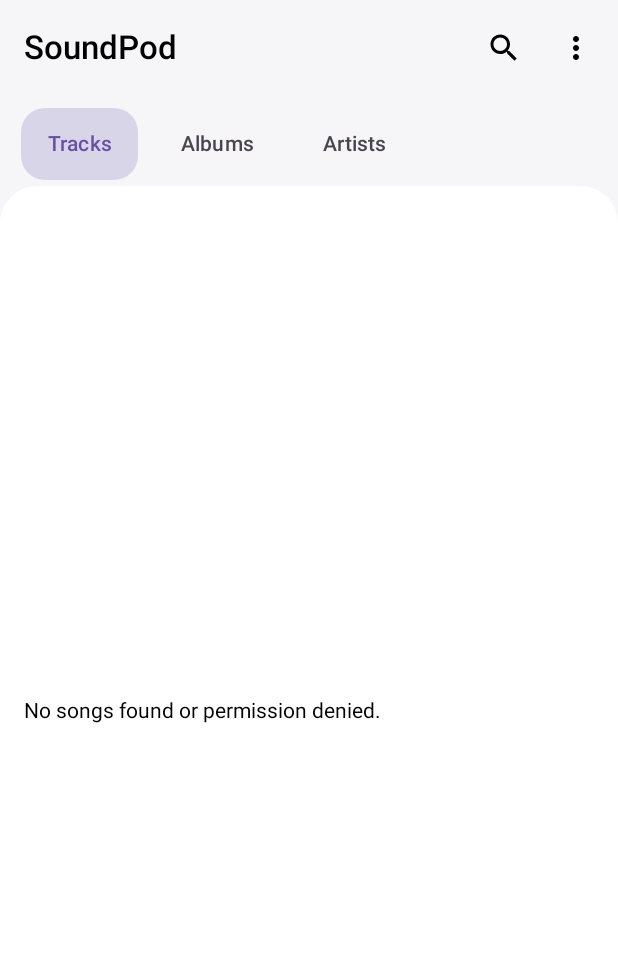
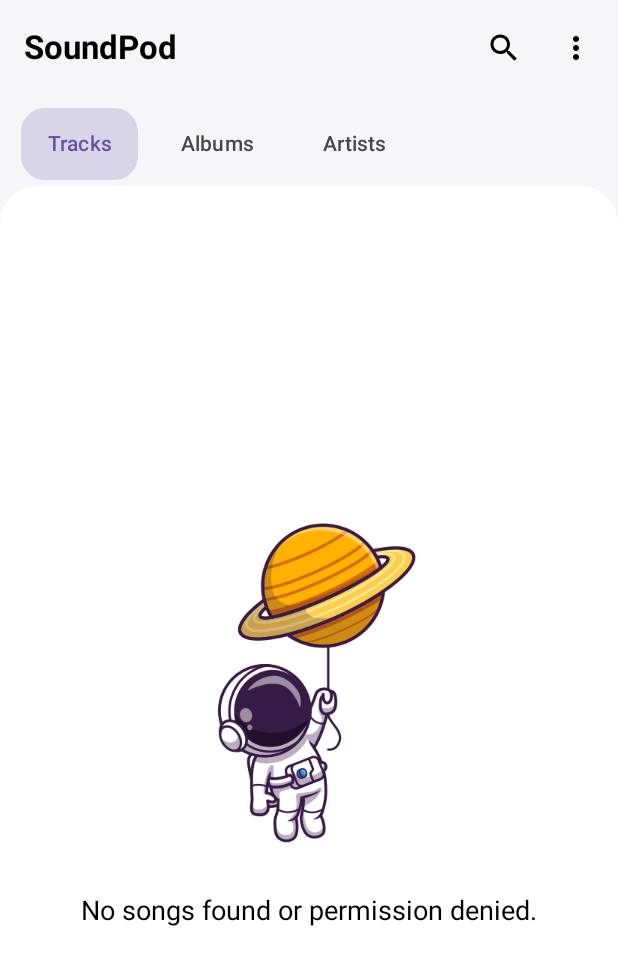
Before and after one commit to arunnechully/SoundPod, an Android app built with Jetpack Compose: the screen it shows after launch (MainActivity), on a phone screen of 412 x 824 dp. Shown: the top 965 px of the screen. Run offline under Robolectric (Android 15) with nearby library versions, the phone set to English and light mode, and no system bars; 4 statements that could not run were skipped.

Commit message:
v1.0.0 ui improvements

```diff
--- a/app/src/main/java/com/soundpod/music/MainActivity.kt
+++ b/app/src/main/java/com/soundpod/music/MainActivity.kt
@@ -15,46 +15,35 @@ import com.google.common.util.concurrent.ListenableFuture
 import com.google.common.util.concurrent.MoreExecutors
 import com.soundpod.music.player.PlaybackService
 import com.soundpod.music.ui.screens.MainNavigation
-
-// Helper object to hold the MediaController instance, making it accessible to Compose.
-// The 'by mutableStateOf' makes it observable, triggering UI recomposition on change.
 object MediaControllerHolder {
     var controller: MediaController? by mutableStateOf(null)
 }
 
 class MainActivity : ComponentActivity() {
-
-    // Future object to manage the asynchronous connection to the MediaSessionService
     private lateinit var controllerFuture: ListenableFuture<MediaController>
 
     override fun onCreate(savedInstanceState: Bundle?) {
         super.onCreate(savedInstanceState)
         enableEdgeToEdge()
 
-        // 1. Create a ComponentName pointing to your MediaSessionService
         val serviceComponentName = ComponentName(this, PlaybackService::class.java)
 
-        // 2. Create the SessionToken using Context and ComponentName (Fixes the constructor error)
         val sessionToken = SessionToken(this, serviceComponentName)
 
-        // 3. Start the asynchronous connection process to the service
         controllerFuture = MediaController.Builder(this, sessionToken).buildAsync()
 
-        // 4. Set a listener to update the global controller state when the connection is established
         controllerFuture.addListener({
-            // Get the successfully connected controller and store it in the observable holder
             MediaControllerHolder.controller = controllerFuture.get()
         }, MoreExecutors.directExecutor())
 
         setContent {
             MainNavigation()
 
-            // 5. Cleanup: Use DisposableEffect to release resources when the activity is destroyed
             DisposableEffect(Unit) {
                 onDispose {
-                    // Release the MediaController connection
+
                     MediaController.releaseFuture(controllerFuture)
-                    MediaControllerHolder.controller = null // Clear the observable reference
+                    MediaControllerHolder.controller = null
                 }
             }
         }
--- /dev/null
+++ b/app/src/main/java/com/soundpod/music/ui/components/ErrorMessage.kt
@@ -0,0 +1,50 @@
+package com.soundpod.music.ui.components
+
+import android.graphics.BitmapFactory
+import androidx.compose.foundation.Image
+import androidx.compose.foundation.isSystemInDarkTheme
+import androidx.compose.foundation.layout.*
+import androidx.compose.material3.Text
+import androidx.compose.runtime.Composable
+import androidx.compose.ui.Alignment
+import androidx.compose.ui.Modifier
+import androidx.compose.ui.graphics.Color
+import androidx.compose.ui.graphics.asImageBitmap
+import androidx.compose.ui.platform.LocalContext
+import androidx.compose.ui.unit.dp
+import androidx.compose.ui.unit.sp
+
+@Composable
+fun ErrorMessage() {
+    val context = LocalContext.current
+
+    // Load bitmap from assets
+    val bitmap = context.assets.open("img/a1.webp").use { inputStream ->
+        BitmapFactory.decodeStream(inputStream)
+    }
+    val isDarkTheme = isSystemInDarkTheme()
+    val text = if (isDarkTheme) Color.White else Color.Black
+
+    Column(
+        modifier = Modifier
+            .fillMaxSize()
+            .padding(16.dp),
+        verticalArrangement = Arrangement.Center,
+        horizontalAlignment = Alignment.CenterHorizontally
+    ) {
+        // Image from assets
+        Image(
+            bitmap = bitmap.asImageBitmap(),
+            contentDescription = "No songs found",
+            modifier = Modifier.size(250.dp) // adjust size as needed
+        )
+
+        Spacer(modifier = Modifier.height(16.dp))
+
+        Text(
+            text = "No songs found or permission denied.",
+            color = text,
+            fontSize = 18.sp
+        )
+    }
+}
--- a/app/src/main/java/com/soundpod/music/ui/components/MenuList.kt
+++ b/app/src/main/java/com/soundpod/music/ui/components/HorizontalTabs.kt
@@ -23,7 +23,9 @@ import androidx.compose.ui.unit.dp
 import kotlinx.coroutines.launch
 
 @Composable
-fun MusicTabs(pagerState: PagerState) {
+fun HorizontalTabs(
+    pagerState: PagerState
+) {
     val tabs = listOf("Tracks", "Albums", "Artists")
     val coroutineScope = rememberCoroutineScope()
     var selectedTabIndex by remember { mutableIntStateOf(0) }
--- a/app/src/main/java/com/soundpod/music/ui/components/SongItem.kt
+++ b/app/src/main/java/com/soundpod/music/ui/components/SongItem.kt
@@ -1,6 +1,5 @@
 package com.soundpod.music.ui.components
 
-import android.content.Context
 import androidx.compose.foundation.clickable
 import androidx.compose.foundation.isSystemInDarkTheme
 import androidx.compose.foundation.layout.Column
@@ -19,13 +18,10 @@ import com.soundpod.music.data.Song
 @Composable
 fun SongItem(
     song: Song,
-    songs: List<Song>,
-    context: Context
+    songs: List<Song>
 ) {
     val mediaController = MediaControllerHolder.controller
     val isDarkTheme = isSystemInDarkTheme()
-
-    // Observe currently playing item
     var currentMediaId by remember { mutableStateOf<String?>(null) }
 
     LaunchedEffect(mediaController) {
--- a/app/src/main/java/com/soundpod/music/ui/components/TopBar.kt
+++ b/app/src/main/java/com/soundpod/music/ui/components/TopBar.kt
@@ -29,7 +29,7 @@ fun TopBar(
             Text(
                 text = "SoundPod",
                 fontSize = 22.sp,
-                fontWeight = FontWeight.Medium
+                fontWeight = FontWeight.Bold
             )
         },
         actions = {
--- a/app/src/main/java/com/soundpod/music/ui/screens/HomeScreen.kt
+++ b/app/src/main/java/com/soundpod/music/ui/screens/HomeScreen.kt
@@ -18,7 +18,7 @@ import androidx.compose.ui.draw.clip
 import androidx.compose.ui.graphics.Color
 import androidx.compose.ui.unit.dp
 import androidx.navigation.NavController
-import com.soundpod.music.ui.components.MusicTabs
+import com.soundpod.music.ui.components.HorizontalTabs
 import com.soundpod.music.ui.components.TopBar
 
 @Composable
@@ -26,10 +26,8 @@ fun HomeScreen(
     navController: NavController
 ) {
     val isDarkTheme = isSystemInDarkTheme()
-
-    // ✅ Single shared pager state
     val pagerState = rememberPagerState(initialPage = 0, pageCount = { 3 })
-
+    val background = if (isDarkTheme) Color(0xFF1E1E1E) else Color(0xFFFFFFFF)
     Column(
         modifier = Modifier
             .fillMaxSize()
@@ -41,16 +39,13 @@ fun HomeScreen(
 
         Spacer(modifier = Modifier.padding(vertical = 2.dp))
 
-        MusicTabs(pagerState = pagerState)
+        HorizontalTabs(pagerState = pagerState)
 
         Box(
             modifier = Modifier
                 .fillMaxSize()
                 .clip(RoundedCornerShape(topStart = 25.dp, topEnd = 25.dp))
-                .background(
-                    color = if (isDarkTheme) Color(0xFF1E1E1E)
-                    else Color(0xFFFFFFFF)
-                )
+                .background(color = background)
         ) {
             HorizontalPager(
                 state = pagerState,
--- a/app/src/main/java/com/soundpod/music/ui/screens/Tracks.kt
+++ b/app/src/main/java/com/soundpod/music/ui/screens/Tracks.kt
@@ -1,11 +1,10 @@
 package com.soundpod.music.ui.screens
 
+import com.soundpod.music.ui.components.ErrorMessage
 import androidx.compose.foundation.layout.Arrangement
 import androidx.compose.foundation.layout.fillMaxSize
-import androidx.compose.foundation.layout.padding
 import androidx.compose.foundation.lazy.LazyColumn
 import androidx.compose.foundation.lazy.items
-import androidx.compose.material3.Text
 import androidx.compose.runtime.Composable
 import androidx.compose.runtime.getValue
 import androidx.compose.runtime.mutableStateOf
@@ -29,22 +28,19 @@ fun Tracks() {
     }
 
     if (songs.isEmpty()) {
-        Text(
-            text = "No songs found or permission denied.",
-            modifier = Modifier.padding(16.dp)
-        )
+        ErrorMessage() // ✅ replaces Text
     } else {
         LazyColumn(
             modifier = Modifier.fillMaxSize(),
-            verticalArrangement = Arrangement.spacedBy(8.dp) // 👈 spacing between songs
+            verticalArrangement = Arrangement.spacedBy(8.dp)
         ) {
             items(songs) { song ->
                 SongItem(
                     song = song,
-                    songs = songs,
-                    context = context
+                    songs = songs
                 )
             }
         }
     }
+
 }
```
Also changed, not shown: app/src/main/java/com/soundpod/music/ui/components/Pager.kt (deleted, +0 -33 lines), app/src/main/assets/img/a1.webp (added).
